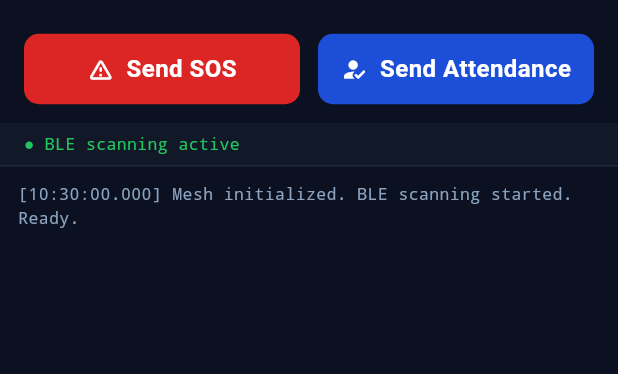
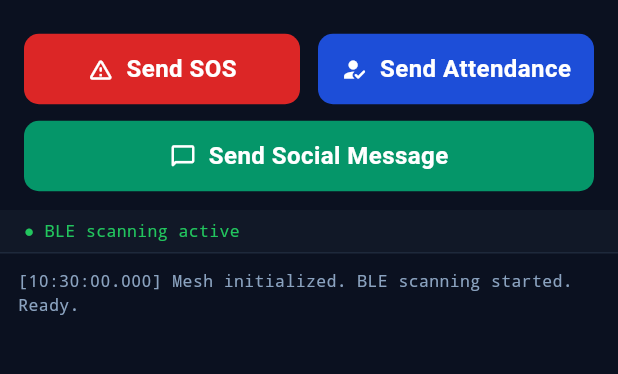
Before and after one commit to vext-dev/vext, a Flutter app: the screen it shows once a user with an empty profile is signed in, on a phone screen of 412 x 824 dp, the part 69-443 px from its top. Run offline on Flutter 3.47's test engine with Material 3 defaults, Android fonts, the phone set to English and light mode, and no system bars; our stand-ins replace cloud_firestore, connectivity_plus, drift, firebase_auth, firebase_core, flutter_blue_plus and 3 more; missing offline and left inert: cryptography; accounts and stored records are empty; generated files the repository leaves out were written again.

Commit message:
fix: add Social lane (Lane B) to TestScreen
- Add _sendMessage() — MeshPacket.message with TTL=7
- Subscribe to mesh.messagePackets → log MSG RECEIVED
- Add Send Social Message button (emerald green, full-width)
- Cancel _msgSub in dispose() — fixes stream leak
- Social lane was missing entirely from test UI

```diff
--- a/lib/screens/test_screen.dart
+++ b/lib/screens/test_screen.dart
@@ -6,7 +6,8 @@
 //   • Calls bleStateProvider.startIdle() on init to start BLE scanning/advertising.
 //     Without this, _peerDevices in BleTransportLayer is always empty and
 //     broadcastPacket() silently no-ops (no peers to write to).
-//   • Subscribes to sosPackets and attendancePackets streams from MeshService.
+//   • Subscribes to sosPackets, attendancePackets, AND messagePackets streams
+//     from MeshService (all 3 lanes: A, B, C).
 //   • Shows live on-screen log of sent and received packets.
 //   • Displays peer count from BLE state.
 //
@@ -31,9 +32,10 @@ class TestScreen extends ConsumerStatefulWidget {
 class _TestScreenState extends ConsumerState<TestScreen> {
   final _logs = <String>[];
 
-  // Both subscriptions must be stored so they can be cancelled in dispose().
+  // ALL three lane subscriptions must be stored so they can be cancelled in dispose().
   StreamSubscription<MeshPacket>? _sosSub;
   StreamSubscription<MeshPacket>? _attnSub;
+  StreamSubscription<MeshPacket>? _msgSub; // Lane B — Social
 
   void _log(String msg) {
     final ts = DateTime.now().toString().substring(11, 23);
@@ -63,6 +65,12 @@ class _TestScreenState extends ConsumerState<TestScreen> {
         _log('ATTN RECEIVED id=${p.id.substring(0, 8)}  ttl=${p.ttl}');
       });
 
+      // Lane B — Social messaging
+      _msgSub = mesh.messagePackets.listen((p) {
+        final content = p.decodeMessageContent() ?? '<binary>';
+        _log('MSG  RECEIVED id=${p.id.substring(0, 8)}  ttl=${p.ttl}  "${content.substring(0, content.length.clamp(0, 24))}"');
+      });
+
       _log('Mesh initialized. BLE scanning started. Ready.');
     });
   }
@@ -71,6 +79,7 @@ class _TestScreenState extends ConsumerState<TestScreen> {
   void dispose() {
     _sosSub?.cancel();
     _attnSub?.cancel();
+    _msgSub?.cancel(); // Lane B — must be cancelled to avoid stream leak
     // BLE continues running intentionally — MainActivity.onDestroy() cleans up.
     super.dispose();
   }
@@ -99,6 +108,17 @@ class _TestScreenState extends ConsumerState<TestScreen> {
       hmacToken: 'testtoken123',
     ));
     _log('ATTN SENT     id=${id.substring(0, 8)}  ttl=5');
+  }
+
+  Future<void> _sendMessage() async {
+    final mesh = await ref.read(meshServiceProvider.future);
+    final id = const Uuid().v4();
+    await mesh.sendPacket(MeshPacket.message(
+      id: id,
+      senderUid: 'tester-${id.substring(0, 4)}',
+      contentEncrypted: 'hello from ${id.substring(0, 4)}',
+    ));
+    _log('MSG  SENT     id=${id.substring(0, 8)}  ttl=7');
   }
 
   // ── UI ─────────────────────────────────────────────────────────────────────
@@ -141,7 +161,10 @@ class _TestScreenState extends ConsumerState<TestScreen> {
           // ── Buttons ─────────────────────────────────────────────────────────
           Padding(
             padding: const EdgeInsets.symmetric(horizontal: 16, vertical: 12),
-            child: Row(
+            child: Column(
+              children: [
+                // Row 1: SOS + Attendance (Lane C and Lane A)
+                Row(
                   children: [
                     Expanded(
                       child: ElevatedButton.icon(
@@ -168,6 +191,26 @@ class _TestScreenState extends ConsumerState<TestScreen> {
                             style: TextStyle(color: Colors.white)),
                         style: ElevatedButton.styleFrom(
                           backgroundColor: const Color(0xFF1D4ED8),
+                          padding: const EdgeInsets.symmetric(vertical: 14),
+                          shape: RoundedRectangleBorder(
+                              borderRadius: BorderRadius.circular(10)),
+                        ),
+                      ),
+                    ),
+                  ],
+                ),
+                const SizedBox(height: 10),
+                // Row 2: Social Message (Lane B) — full width
+                SizedBox(
+                  width: double.infinity,
+                  child: ElevatedButton.icon(
+                    onPressed: _sendMessage,
+                    icon: const Icon(Icons.chat_bubble_outline_rounded,
+                        color: Colors.white),
+                    label: const Text('Send Social Message',
+                        style: TextStyle(color: Colors.white)),
+                    style: ElevatedButton.styleFrom(
+                      backgroundColor: const Color(0xFF059669), // emerald green
                       padding: const EdgeInsets.symmetric(vertical: 14),
                       shape: RoundedRectangleBorder(
                           borderRadius: BorderRadius.circular(10)),
@@ -220,10 +263,12 @@ class _TestScreenState extends ConsumerState<TestScreen> {
                           fontFamily: 'monospace',
                           fontSize: 11,
                           color: _logs[i].contains('RECEIVED')
-                              ? const Color(0xFF22C55E)
+                              ? const Color(0xFF22C55E)  // green
+                              : _logs[i].contains('MSG  SENT')
+                                  ? const Color(0xFF34D399) // emerald
                                   : _logs[i].contains('SENT')
-                                  ? const Color(0xFF60A5FA)
-                                  : const Color(0xFF8BA3C0),
+                                      ? const Color(0xFF60A5FA) // blue
+                                      : const Color(0xFF8BA3C0), // grey
                         ),
                       ),
                     ),
```
Lines whose indentation alone changed are shown as unchanged.
